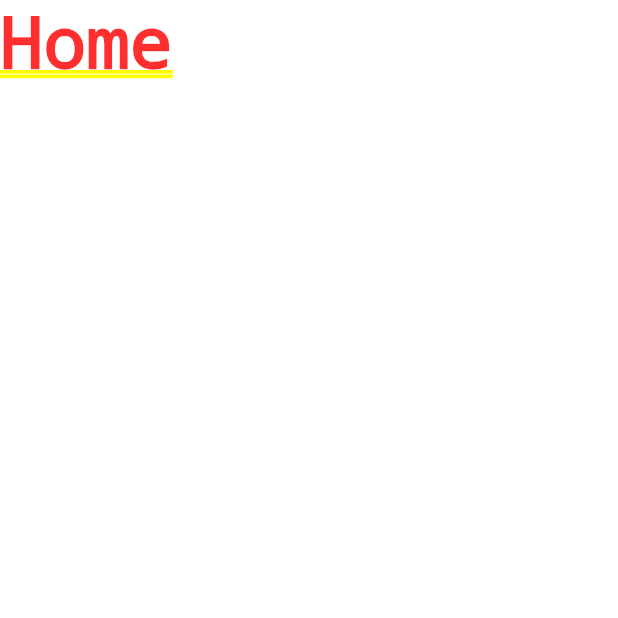
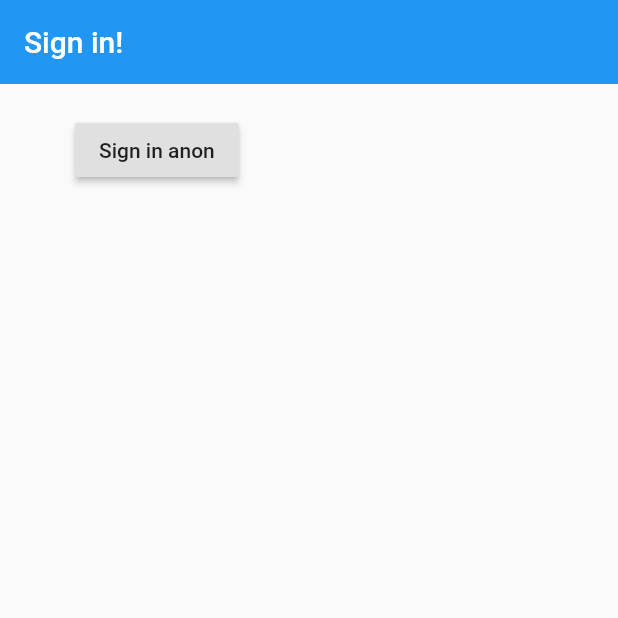
Before and after one commit to RohanGautam/beanSafetyApp, a Flutter app: the screen it shows after launch, on a phone screen of 412 x 824 dp, the top half of it. Run offline on Flutter 3.47's test engine with Material 2 defaults, Android fonts, the phone set to English and light mode, and no system bars; our stand-ins replace firebase_auth; accounts and stored records are empty.

Commit message:
added anonymous sign in

```diff
--- a/lib/screens/authenticate/authenticate.dart
+++ b/lib/screens/authenticate/authenticate.dart
@@ -1,3 +1,4 @@
+import 'package:firebase_tutorial/screens/authenticate/sign_in.dart';
 import 'package:flutter/material.dart';
 
 class Authenticate extends StatefulWidget {
@@ -9,7 +10,7 @@ class _AuthenticateState extends State<Authenticate> {
   @override
   Widget build(BuildContext context) {
     return Container(
-      child: Text("Authenticate")
+      child: SignIn()
     );
   }
 }
--- /dev/null
+++ b/lib/screens/authenticate/sign_in.dart
@@ -0,0 +1,35 @@
+import 'package:firebase_tutorial/services/auth.dart';
+import 'package:flutter/material.dart';
+
+class SignIn extends StatefulWidget {
+  @override
+  _SignInState createState() => _SignInState();
+}
+
+class _SignInState extends State<SignIn> {
+  final AuthService _auth = AuthService();
+  @override
+  Widget build(BuildContext context) {
+    return Scaffold(
+      appBar: AppBar(
+        elevation: 0.0,
+        title: Text("Sign in!"),
+      ),
+      body: Container(
+        padding: EdgeInsets.symmetric(vertical: 20, horizontal: 50),
+        child: RaisedButton(
+          child: Text("Sign in anon"),
+          onPressed: () async {
+            var result = await _auth.signInAnon();
+            if (result==null){
+              print("Error");
+            }
+            else{
+              print("Sign in success! $result");
+            }
+          },
+        ),
+      ),
+    );
+  }
+}
--- a/lib/screens/wrapper.dart
+++ b/lib/screens/wrapper.dart
@@ -7,6 +7,6 @@ class Wrapper extends StatelessWidget {
   Widget build(BuildContext context) {
 
     //return either home or authenticate widget(screens)
-    return Home();
+    return Authenticate();
   }
 }
```
Also changed, not shown: lib/services/auth.dart (added, +24 -0 lines), 1 other file.
